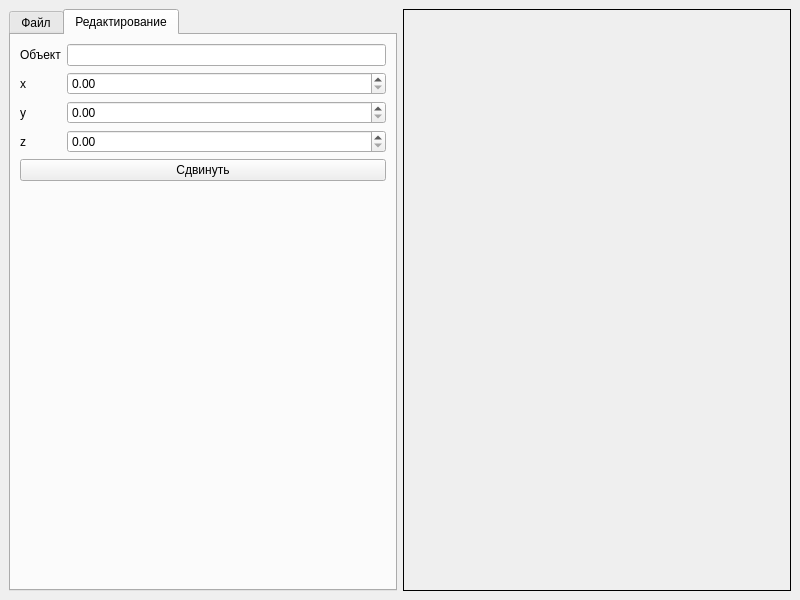
Qt form Lab03/mainwindow.ui (maxhha/bmstu-iu7-oop) before a commit.
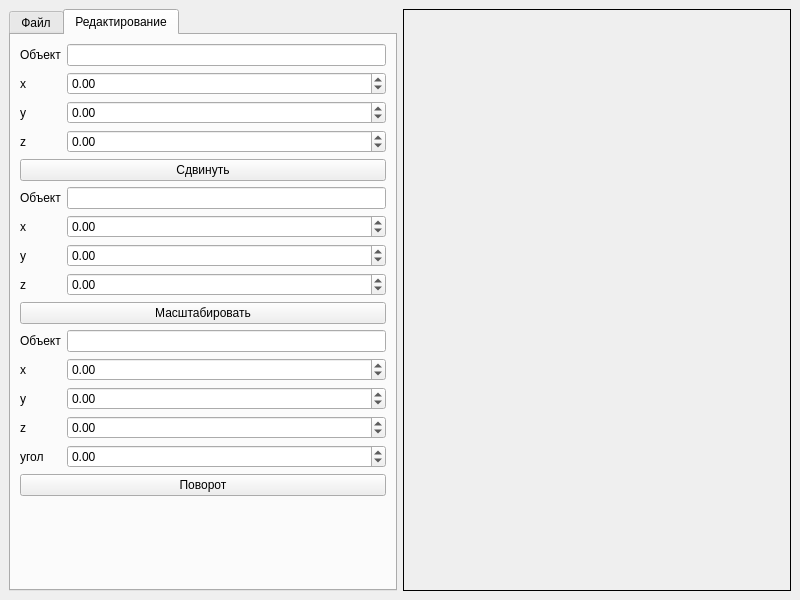
The same form after that commit. The open tabs and pages were chosen to show the change.

Commit message: add scale and rotate

The edit to the form file:
```diff
--- a/Lab03/mainwindow.ui
+++ b/Lab03/mainwindow.ui
@@ -41,6 +41,9 @@
         <height>0</height>
        </size>
       </property>
+      <property name="currentIndex">
+       <number>1</number>
+      </property>
       <widget class="QWidget" name="tab">
        <attribute name="title">
         <string>Файл</string>
@@ -54,6 +57,16 @@
         <string>Редактирование</string>
        </attribute>
        <layout class="QFormLayout" name="formLayout_2">
+        <item row="0" column="0">
+         <widget class="QLabel" name="label_4">
+          <property name="text">
+           <string>Объект</string>
+          </property>
+         </widget>
+        </item>
+        <item row="0" column="1">
+         <widget class="QLineEdit" name="inputTranslateTarget"/>
+        </item>
         <item row="1" column="0">
          <widget class="QLabel" name="label">
           <property name="text">
@@ -62,7 +75,17 @@
          </widget>
         </item>
         <item row="1" column="1">
-         <widget class="QDoubleSpinBox" name="inputTranslateX"/>
+         <widget class="QDoubleSpinBox" name="inputTranslateX">
+          <property name="minimum">
+           <double>-10000.000000000000000</double>
+          </property>
+          <property name="maximum">
+           <double>10000.000000000000000</double>
+          </property>
+          <property name="stepType">
+           <enum>QAbstractSpinBox::AdaptiveDecimalStepType</enum>
+          </property>
+         </widget>
         </item>
         <item row="2" column="0">
          <widget class="QLabel" name="label_2">
@@ -72,7 +95,17 @@
          </widget>
         </item>
         <item row="2" column="1">
-         <widget class="QDoubleSpinBox" name="inputTranslateY"/>
+         <widget class="QDoubleSpinBox" name="inputTranslateY">
+          <property name="minimum">
+           <double>-10000.000000000000000</double>
+          </property>
+          <property name="maximum">
+           <double>10000.000000000000000</double>
+          </property>
+          <property name="stepType">
+           <enum>QAbstractSpinBox::AdaptiveDecimalStepType</enum>
+          </property>
+         </widget>
         </item>
         <item row="3" column="0">
          <widget class="QLabel" name="label_3">
@@ -82,7 +115,17 @@
          </widget>
         </item>
         <item row="3" column="1">
-         <widget class="QDoubleSpinBox" name="inputTranslateZ"/>
+         <widget class="QDoubleSpinBox" name="inputTranslateZ">
+          <property name="minimum">
+           <double>-10000.000000000000000</double>
+          </property>
+          <property name="maximum">
+           <double>10000.000000000000000</double>
+          </property>
+          <property name="stepType">
+           <enum>QAbstractSpinBox::AdaptiveDecimalStepType</enum>
+          </property>
+         </widget>
         </item>
         <item row="4" column="0" colspan="2">
          <widget class="QPushButton" name="buttonTranslate">
@@ -91,16 +134,159 @@
           </property>
          </widget>
         </item>
-        <item row="0" column="1">
-         <widget class="QLineEdit" name="inputTranslateTarget"/>
+        <item row="5" column="0">
+         <widget class="QLabel" name="label_5">
+          <property name="text">
+           <string>Объект</string>
+          </property>
+         </widget>
         </item>
-        <item row="0" column="0">
-         <widget class="QLabel" name="label_4">
+        <item row="5" column="1">
+         <widget class="QLineEdit" name="inputScaleTarget"/>
+        </item>
+        <item row="6" column="0">
+         <widget class="QLabel" name="label_6">
           <property name="text">
+           <string>x</string>
+          </property>
+         </widget>
+        </item>
+        <item row="6" column="1">
+         <widget class="QDoubleSpinBox" name="inputScaleX">
+          <property name="minimum">
+           <double>-10000.000000000000000</double>
+          </property>
+          <property name="maximum">
+           <double>10000.000000000000000</double>
+          </property>
+         </widget>
+        </item>
+        <item row="7" column="0">
+         <widget class="QLabel" name="label_7">
+          <property name="text">
+           <string>y</string>
+          </property>
+         </widget>
+        </item>
+        <item row="7" column="1">
+         <widget class="QDoubleSpinBox" name="inputScaleY">
+          <property name="minimum">
+           <double>-10000.000000000000000</double>
+          </property>
+          <property name="maximum">
+           <double>10000.000000000000000</double>
+          </property>
+         </widget>
+        </item>
+        <item row="8" column="0">
+         <widget class="QLabel" name="label_8">
+          <property name="text">
+           <string>z</string>
+          </property>
+         </widget>
+        </item>
+        <item row="8" column="1">
+         <widget class="QDoubleSpinBox" name="inputScaleZ">
+          <property name="minimum">
+           <double>-10000.000000000000000</double>
+          </property>
+          <property name="maximum">
+           <double>10000.000000000000000</double>
+          </property>
+         </widget>
+        </item>
+        <item row="9" column="0" colspan="2">
+         <widget class="QPushButton" name="buttonScale">
+          <property name="text">
+           <string>Масштабировать</string>
+          </property>
+         </widget>
+        </item>
+        <item row="10" column="1">
+         <widget class="QLineEdit" name="inputRotateTarget"/>
+        </item>
+        <item row="10" column="0">
+         <widget class="QLabel" name="label_9">
+          <property name="text">
            <string>Объект</string>
           </property>
          </widget>
         </item>
+        <item row="11" column="1">
+         <widget class="QDoubleSpinBox" name="inputRotateX">
+          <property name="minimum">
+           <double>-10000.000000000000000</double>
+          </property>
+          <property name="maximum">
+           <double>10000.000000000000000</double>
+          </property>
+         </widget>
+        </item>
+        <item row="12" column="1">
+         <widget class="QDoubleSpinBox" name="inputRotateY">
+          <property name="minimum">
+           <double>-10000.000000000000000</double>
+          </property>
+          <property name="maximum">
+           <double>10000.000000000000000</double>
+          </property>
+         </widget>
+        </item>
+        <item row="13" column="1">
+         <widget class="QDoubleSpinBox" name="inputRotateZ">
+          <property name="minimum">
+           <double>-10000.000000000000000</double>
+          </property>
+          <property name="value">
+           <double>0.000000000000000</double>
+          </property>
+         </widget>
+        </item>
+        <item row="14" column="1">
+         <widget class="QDoubleSpinBox" name="inputRotateAngle">
+          <property name="minimum">
+           <double>-10000.000000000000000</double>
+          </property>
+          <property name="maximum">
+           <double>10000.000000000000000</double>
+          </property>
+         </widget>
+        </item>
+        <item row="15" column="0" colspan="2">
+         <widget class="QPushButton" name="buttonRotate">
+          <property name="text">
+           <string>Поворот</string>
+          </property>
+         </widget>
+        </item>
+        <item row="11" column="0">
+         <widget class="QLabel" name="label_10">
+          <property name="text">
+           <string>x</string>
+          </property>
+         </widget>
+        </item>
+        <item row="12" column="0">
+         <widget class="QLabel" name="label_11">
+          <property name="text">
+           <string>y</string>
+          </property>
+         </widget>
+        </item>
+        <item row="13" column="0">
+         <widget class="QLabel" name="label_12">
+          <property name="text">
+           <string>z</string>
+          </property>
+         </widget>
+        </item>
+        <item row="14" column="0">
+         <widget class="QLabel" name="label_13">
+          <property name="text">
+           <string>угол</string>
+          </property>
+         </widget>
+        </item>
        </layout>
       </widget>
      </widget>
```
The commit also changes 6 other files.
